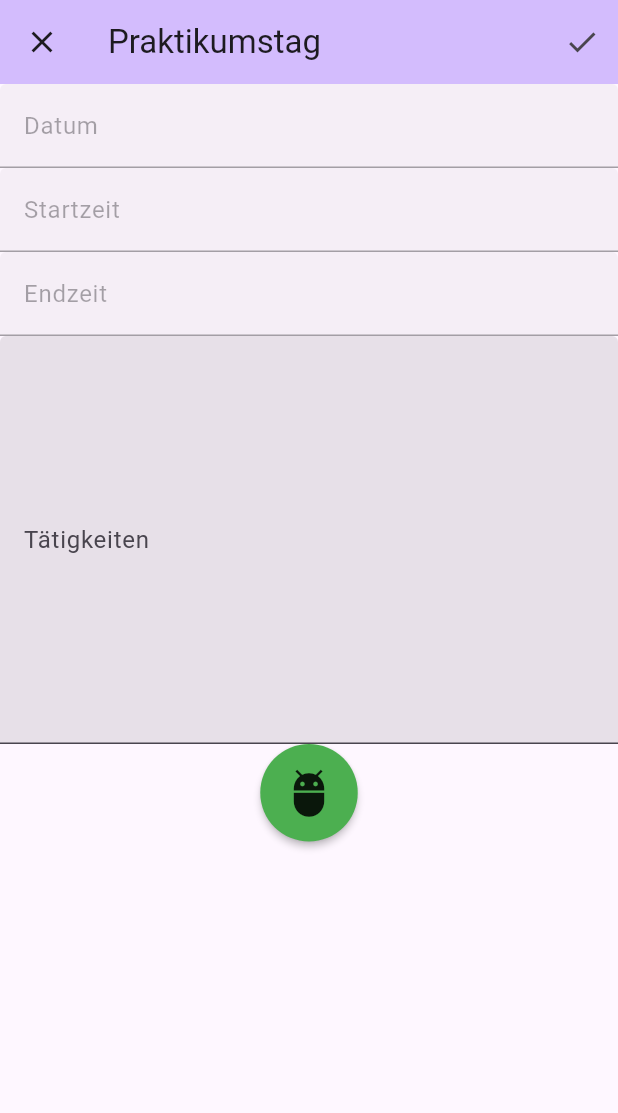
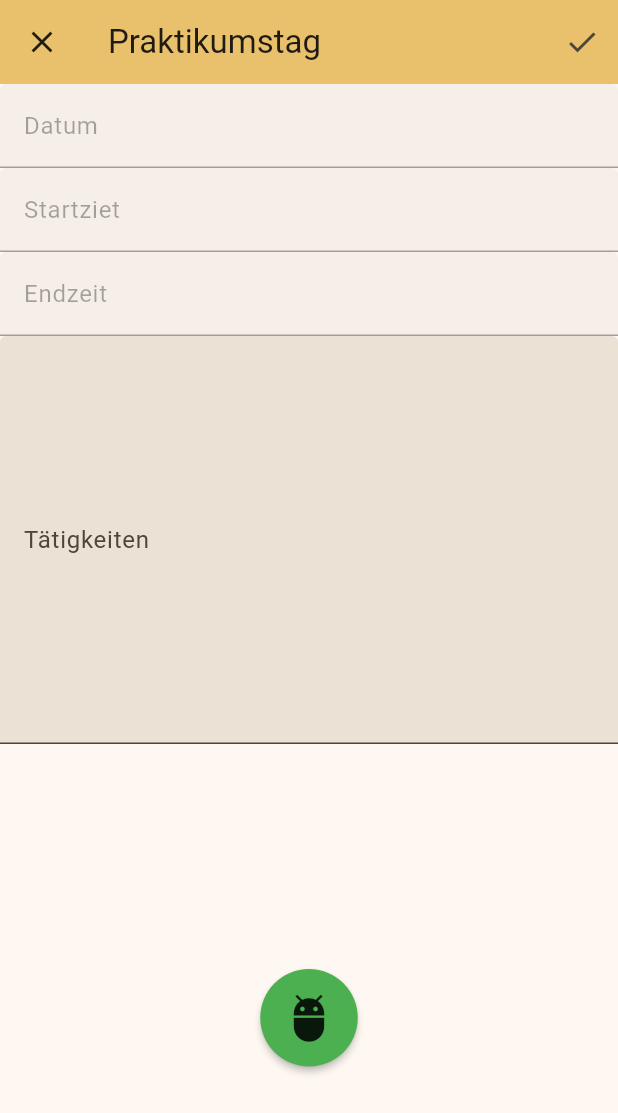
Before and after one commit to Striker-AM9/Praktikumsbericht, a Flutter app: the screen it shows after launch, after a tap on the "add" icon, on a phone screen of 412 x 824 dp. Shown: the top 1113 px of the screen. Run offline on Flutter 3.47's test engine with Material 3 defaults, Android fonts, the phone set to English and light mode, and no system bars; our stand-ins replace equatable, jiffy.

```diff
--- a/lib/main.dart
+++ b/lib/main.dart
@@ -8,28 +8,14 @@ void main() {
 class MyApp extends StatelessWidget {
   const MyApp({super.key});
 
+
   // This widget is the root of your application.
   @override
   Widget build(BuildContext context) {
     return MaterialApp(
       title: 'Praktikumsbericht',
       theme: ThemeData(
-        // This is the theme of your application.
-        //
-        // TRY THIS: Try running your application with "flutter run". You'll see
-        // the application has a purple toolbar. Then, without quitting the app,
-        // try changing the seedColor in the colorScheme below to Colors.green
-        // and then invoke "hot reload" (save your changes or press the "hot
-        // reload" button in a Flutter-supported IDE, or press "r" if you used
-        // the command line to start the app).
-        //
-        // Notice that the counter didn't reset back to zero; the application
-        // state is not lost during the reload. To reset the state, use hot
-        // restart instead.
-        //
-        // This works for code too, not just values: Most code changes can be
-        // tested with just a hot reload.
-        colorScheme: ColorScheme.fromSeed(seedColor: Colors.deepPurple),
+        colorScheme: ColorScheme.fromSeed(seedColor: Colors.amber),
         useMaterial3: true,
       ),
       home: const HomePage(title: 'Praktikumsbericht'),
@@ -41,12 +27,14 @@ class HomePage extends StatelessWidget {
   final String title;
   const HomePage({super.key, required this.title});
 
+
   @override
   Widget build(BuildContext context) {
     return Scaffold(
       appBar: AppBar(
         title: Text(title),
         backgroundColor: Theme.of(context).colorScheme.inversePrimary,
+        elevation: 5,
         actions: [
           IconButton(onPressed: () {
             Navigator.of(context).push(MaterialPageRoute(
@@ -61,6 +49,7 @@ class HomePage extends StatelessWidget {
   }
 }
 
+
 class Editor extends StatefulWidget {
 
    const Editor({super.key});
@@ -74,6 +63,11 @@ class _EditorState extends State<Editor> {
   final TextEditingController startTimeController = TextEditingController();
   final TextEditingController endTimeController = TextEditingController();
   final TextEditingController activityController = TextEditingController();
+
+  addItem() {
+
+  }
+
 
   @override
   Widget build(BuildContext context) {
@@ -91,6 +85,8 @@ class _EditorState extends State<Editor> {
         ],
       ),
 
+
+
       body: SingleChildScrollView(
         child: Center(
           child: Column(
@@ -103,7 +99,6 @@ class _EditorState extends State<Editor> {
                     setState(() {
                       dateController.text = value.formateDateTime('dd.MM.yyyy').toString();
                     });
-                    print(value.toIso8601String());
                   });
                 },
                 child: TextField(
@@ -136,9 +131,9 @@ class _EditorState extends State<Editor> {
                 controller: startTimeController,
                 textAlign: TextAlign.center,
                 keyboardType: TextInputType.number,
-                decoration: InputDecoration(
+                decoration: const InputDecoration(
                   filled: true,
-                  labelText: 'Startzeit',
+                  labelText: 'Startziet',
                 ),
               ),
             ),
@@ -158,7 +153,7 @@ class _EditorState extends State<Editor> {
                 controller: endTimeController,
                 textAlign: TextAlign.center,
                 keyboardType: TextInputType.number,
-                decoration: InputDecoration(
+                decoration: const InputDecoration(
                   filled: true,
                   labelText: 'Endzeit',
                 ),
@@ -169,18 +164,21 @@ class _EditorState extends State<Editor> {
                   controller: activityController,
                   textAlign: TextAlign.center,
                   keyboardType: TextInputType.text,
-                  decoration: InputDecoration(
+                  decoration: const InputDecoration(
                     filled: true,
                     helperMaxLines: 20,
                     labelText: 'Tätigkeiten'
                   ),
                 ),
-              MaterialButton(
-                  onPressed: () {},
-                  color: Colors.green,
-                  shape: CircleBorder(),
-                  padding: EdgeInsets.all(15.0),
-                  child: Icon(Icons.adb, size: 35,),
+              Padding(
+                padding: const EdgeInsets.all(150),
+                child: MaterialButton(
+                    onPressed: () {},
+                    color: Colors.green,
+                    shape: const CircleBorder(),
+                    padding: const EdgeInsets.all(15.0),
+                    child: const Icon(Icons.adb, size: 35,),
+                ),
               )
             ],
           ),
```
Also changed, not shown: lib/extensions/daydata.dart (added, +25 -0 lines), pubspec.yaml (+7 -0 lines), lib/extensions/daydata.g.dart (added), 1 other file.
